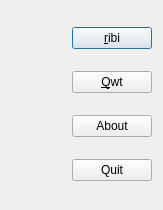
Qt form Tools/ToolSurfacePlotter/qtsurfaceplottermenudialog.ui (richelbilderbeek/ProjectRichelBilderbeek) before a commit.
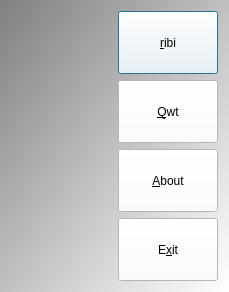
The same form after that commit. Icons and pictures are not drawn.

```diff
--- a/Tools/ToolSurfacePlotter/qtsurfaceplottermenudialog.ui
+++ b/Tools/ToolSurfacePlotter/qtsurfaceplottermenudialog.ui
@@ -6,8 +6,8 @@
    <rect>
     <x>0</x>
     <y>0</y>
-    <width>163</width>
-    <height>210</height>
+    <width>229</width>
+    <height>292</height>
    </rect>
   </property>
   <property name="windowTitle">
@@ -17,6 +17,15 @@
    <iconset resource="ToolSurfacePlotter.qrc">
     <normaloff>:/images/R.png</normaloff>:/images/R.png</iconset>
   </property>
+  <property name="styleSheet">
+   <string notr="true">QDialog { 
+background-color: qlineargradient(x1: 0, y1: 0, x2: 1, y2: 1, stop: 0  #808080, stop: 1 #ffffff);
+}
+QPushButton { background-color: rgb(255, 255, 255);  }
+QPushButton { color: rgb(0,0,0); }
+QPushButton { font: 32px &quot;Courier New&quot;, courier, monospace }
+QPlainTextEdit { font: 12px &quot;Courier New&quot;, courier, monospace }</string>
+  </property>
   <layout class="QGridLayout" name="gridLayout">
    <item row="0" column="0">
     <widget class="QLabel" name="label_welcome">
@@ -33,6 +42,12 @@
    </item>
    <item row="0" column="1">
     <widget class="QPushButton" name="button_start">
+     <property name="sizePolicy">
+      <sizepolicy hsizetype="Minimum" vsizetype="Preferred">
+       <horstretch>0</horstretch>
+       <verstretch>0</verstretch>
+      </sizepolicy>
+     </property>
      <property name="text">
       <string>&amp;ribi</string>
      </property>
@@ -40,6 +55,12 @@
    </item>
    <item row="1" column="1">
     <widget class="QPushButton" name="button_qwt">
+     <property name="sizePolicy">
+      <sizepolicy hsizetype="Minimum" vsizetype="Preferred">
+       <horstretch>0</horstretch>
+       <verstretch>0</verstretch>
+      </sizepolicy>
+     </property>
      <property name="text">
       <string>&amp;Qwt</string>
      </property>
@@ -47,15 +68,27 @@
    </item>
    <item row="2" column="1">
     <widget class="QPushButton" name="button_about">
+     <property name="sizePolicy">
+      <sizepolicy hsizetype="Minimum" vsizetype="Preferred">
+       <horstretch>0</horstretch>
+       <verstretch>0</verstretch>
+      </sizepolicy>
+     </property>
      <property name="text">
-      <string>About</string>
+      <string> &amp;About </string>
      </property>
     </widget>
    </item>
    <item row="3" column="1">
     <widget class="QPushButton" name="button_quit">
+     <property name="sizePolicy">
+      <sizepolicy hsizetype="Minimum" vsizetype="Preferred">
+       <horstretch>0</horstretch>
+       <verstretch>0</verstretch>
+      </sizepolicy>
+     </property>
      <property name="text">
-      <string>Quit</string>
+      <string>E&amp;xit</string>
      </property>
     </widget>
    </item>
@@ -72,6 +105,32 @@
      </property>
     </widget>
    </item>
+   <item row="2" column="0">
+    <widget class="QLabel" name="label_2">
+     <property name="text">
+      <string/>
+     </property>
+     <property name="pixmap">
+      <pixmap resource="ToolSurfacePlotter.qrc">:/images/ToolSurfacePlotterAbout.png</pixmap>
+     </property>
+     <property name="alignment">
+      <set>Qt::AlignCenter</set>
+     </property>
+    </widget>
+   </item>
+   <item row="3" column="0">
+    <widget class="QLabel" name="label_3">
+     <property name="text">
+      <string/>
+     </property>
+     <property name="pixmap">
+      <pixmap resource="ToolSurfacePlotter.qrc">:/images/ToolSurfacePlotterQuit.png</pixmap>
+     </property>
+     <property name="alignment">
+      <set>Qt::AlignCenter</set>
+     </property>
+    </widget>
+   </item>
   </layout>
  </widget>
  <layoutdefault spacing="6" margin="11"/>
```
